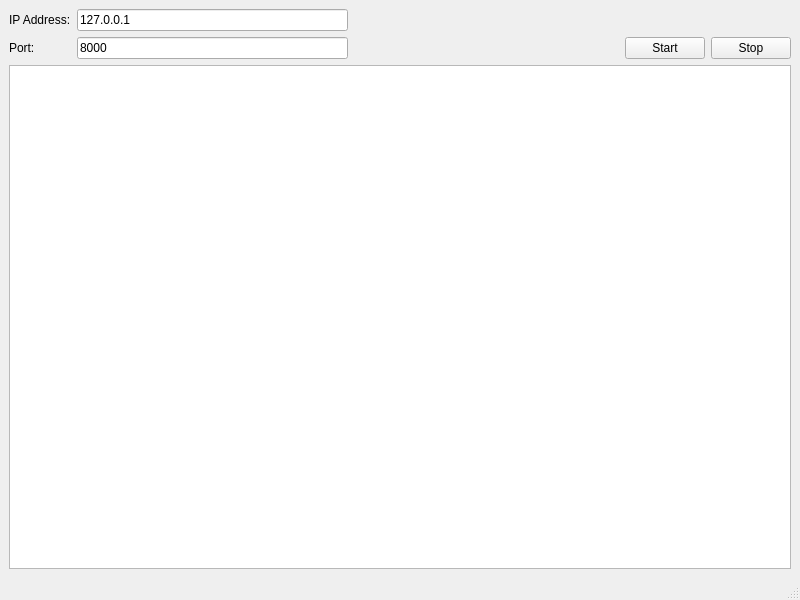
Above: src/main/python/gust/gui/ui/server_window.ui from drjdlarson/gust before the change. Below: the same form after it.
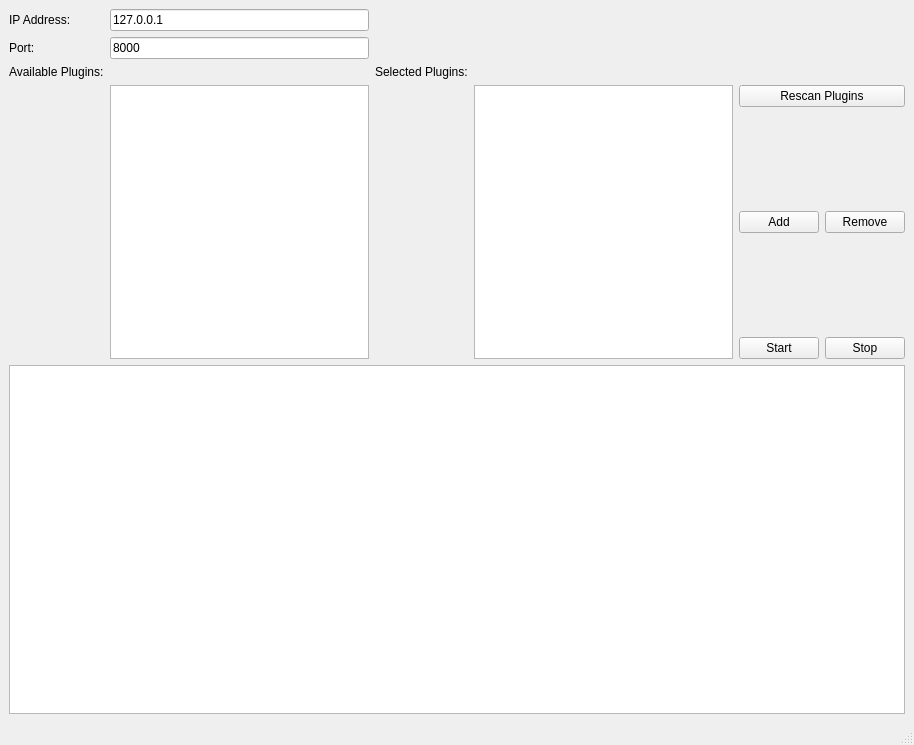
That is the form after the change.

Commit message: started to add plugin system for data recording

The edit to the form file:
```diff
--- a/src/main/python/gust/gui/ui/server_window.ui
+++ b/src/main/python/gust/gui/ui/server_window.ui
@@ -6,8 +6,8 @@
    <rect>
     <x>0</x>
     <y>0</y>
-    <width>800</width>
-    <height>600</height>
+    <width>914</width>
+    <height>745</height>
    </rect>
   </property>
   <property name="windowTitle">
@@ -17,10 +17,10 @@
    <layout class="QVBoxLayout" name="verticalLayout">
     <item>
      <layout class="QGridLayout" name="gridLayout">
-      <item row="1" column="3">
-       <widget class="QPushButton" name="pushButton_start">
+      <item row="0" column="1">
+       <widget class="QLineEdit" name="lineEdit_IP">
         <property name="text">
-         <string>Start</string>
+         <string>127.0.0.1</string>
         </property>
        </widget>
       </item>
@@ -31,10 +31,85 @@
         </property>
        </widget>
       </item>
-      <item row="1" column="0">
-       <widget class="QLabel" name="label_port">
+      <item row="3" column="1">
+       <widget class="QListWidget" name="listWidget_availPlugins"/>
+      </item>
+      <item row="3" column="4">
+       <layout class="QVBoxLayout" name="verticalLayout_3">
+        <item>
+         <widget class="QPushButton" name="pushButton_plugScan">
+          <property name="text">
+           <string>Rescan Plugins</string>
+          </property>
+         </widget>
+        </item>
+        <item>
+         <layout class="QGridLayout" name="gridLayout_5">
+          <item row="1" column="1">
+           <widget class="QPushButton" name="pushButton_removePlugin">
+            <property name="text">
+             <string>Remove</string>
+            </property>
+           </widget>
+          </item>
+          <item row="3" column="1">
+           <widget class="QPushButton" name="pushButton_stop">
+            <property name="text">
+             <string>Stop</string>
+            </property>
+            <property name="flat">
+             <bool>false</bool>
+            </property>
+           </widget>
+          </item>
+          <item row="0" column="0">
+           <spacer name="verticalSpacer">
+            <property name="orientation">
+             <enum>Qt::Vertical</enum>
+            </property>
+            <property name="sizeHint" stdset="0">
+             <size>
+              <width>20</width>
+              <height>40</height>
+             </size>
+            </property>
+           </spacer>
+          </item>
+          <item row="3" column="0">
+           <widget class="QPushButton" name="pushButton_start">
+            <property name="text">
+             <string>Start</string>
+            </property>
+           </widget>
+          </item>
+          <item row="1" column="0">
+           <widget class="QPushButton" name="pushButton_addPlugin">
+            <property name="text">
+             <string>Add</string>
+            </property>
+           </widget>
+          </item>
+          <item row="2" column="0">
+           <spacer name="verticalSpacer_2">
+            <property name="orientation">
+             <enum>Qt::Vertical</enum>
+            </property>
+            <property name="sizeHint" stdset="0">
+             <size>
+              <width>20</width>
+              <height>40</height>
+             </size>
+            </property>
+           </spacer>
+          </item>
+         </layout>
+        </item>
+       </layout>
+      </item>
+      <item row="2" column="0">
+       <widget class="QLabel" name="label">
         <property name="text">
-         <string>Port:</string>
+         <string>Available Plugins:</string>
         </property>
        </widget>
       </item>
@@ -45,36 +120,23 @@
         </property>
        </widget>
       </item>
-      <item row="0" column="1">
-       <widget class="QLineEdit" name="lineEdit_IP">
+      <item row="2" column="2">
+       <widget class="QLabel" name="label_2">
         <property name="text">
-         <string>127.0.0.1</string>
+         <string>Selected Plugins:</string>
         </property>
        </widget>
       </item>
-      <item row="1" column="4">
-       <widget class="QPushButton" name="pushButton_stop">
+      <item row="3" column="3">
+       <widget class="QListWidget" name="listWidget_selPlugins"/>
+      </item>
+      <item row="1" column="0">
+       <widget class="QLabel" name="label_port">
         <property name="text">
-         <string>Stop</string>
+         <string>Port:</string>
         </property>
-        <property name="flat">
-         <bool>false</bool>
-        </property>
        </widget>
       </item>
-      <item row="1" column="2">
-       <spacer name="horizontalSpacer">
-        <property name="orientation">
-         <enum>Qt::Horizontal</enum>
-        </property>
-        <property name="sizeHint" stdset="0">
-         <size>
-          <width>40</width>
-          <height>20</height>
-         </size>
-        </property>
-       </spacer>
-      </item>
      </layout>
     </item>
     <item>
```
Left out of the diff: 4 changed lines with no effect on the pictures. The commit also changes 6 other files.
